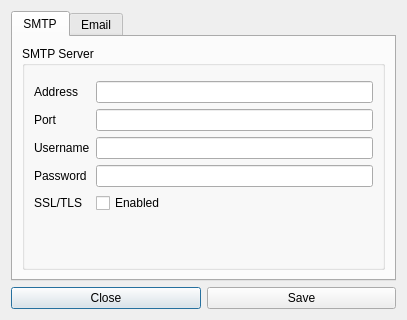
Old version of the form qtdesigner/settings.ui in the repository cclauss/henrique.
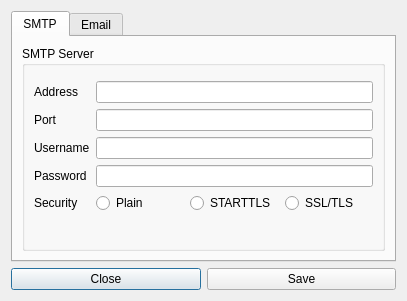
New version of the form.

Commit message: Added additional options to the SMTP settings regarding the connection (Plain/STARTTLS/SSL/TLS)

The edit to the form file:
```diff
--- a/qtdesigner/settings.ui
+++ b/qtdesigner/settings.ui
@@ -7,7 +7,7 @@
     <x>0</x>
     <y>0</y>
     <width>407</width>
-    <height>320</height>
+    <height>301</height>
    </rect>
   </property>
   <property name="windowTitle">
@@ -82,15 +82,38 @@
           <item row="4" column="0">
            <widget class="QLabel" name="SSLLabel">
             <property name="text">
-             <string>SSL/TLS</string>
+             <string>Security</string>
             </property>
            </widget>
           </item>
           <item row="4" column="1">
-           <widget class="QCheckBox" name="SSLCheckBox">
-            <property name="text">
-             <string>Enabled</string>
-            </property>
+           <widget class="QWidget" name="SecurityWidget" native="true">
+            <layout class="QHBoxLayout" name="horizontalLayout_3">
+             <property name="margin">
+              <number>0</number>
+             </property>
+             <item>
+              <widget class="QRadioButton" name="PlainButton">
+               <property name="text">
+                <string>Plain</string>
+               </property>
+              </widget>
+             </item>
+             <item>
+              <widget class="QRadioButton" name="STARTTLSButton">
+               <property name="text">
+                <string>STARTTLS</string>
+               </property>
+              </widget>
+             </item>
+             <item>
+              <widget class="QRadioButton" name="SSLButton">
+               <property name="text">
+                <string>SSL/TLS</string>
+               </property>
+              </widget>
+             </item>
+            </layout>
            </widget>
           </item>
          </layout>
```
